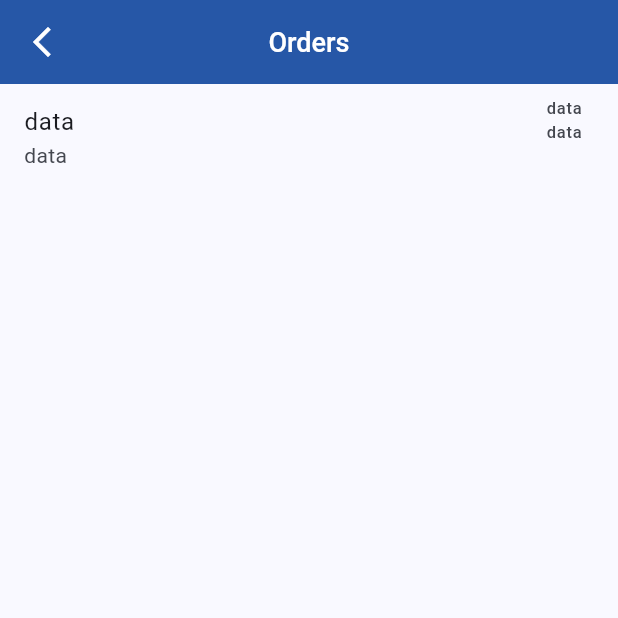
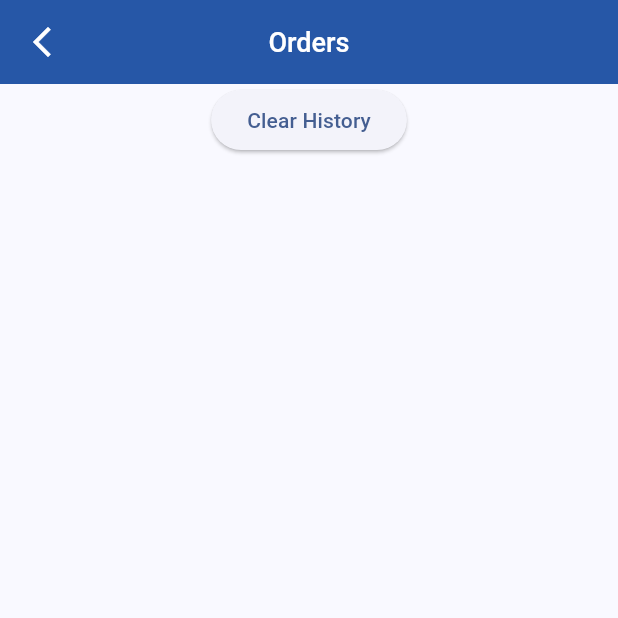
Before and after one commit to ilyazain/hikaru-shop, a Flutter app: the OrdersPage screen opened directly, on a phone screen of 412 x 824 dp, the top half of it. Run offline on Flutter 3.47's test engine with Material 3 defaults, Android fonts, the phone set to English and light mode, and no system bars; our stand-ins replace flutter_bloc, shared_preferences; accounts and stored records are empty; network calls fail; Roboto replaces fonts that are missing (Poppins).

Commit message:
display orders

```diff
--- a/lib/purchase/orders.dart
+++ b/lib/purchase/orders.dart
@@ -1,6 +1,9 @@
+import 'dart:convert';
+
 import 'package:flutter/material.dart';
 import 'package:hikaru_e_shop/common_data/appbar.dart';
 import 'package:hikaru_e_shop/purchase/details.dart';
+import 'package:shared_preferences/shared_preferences.dart';
 
 class OrdersPage extends StatefulWidget {
   const OrdersPage({super.key});
@@ -10,11 +13,41 @@ class OrdersPage extends StatefulWidget {
 }
 
 class _OrdersPageState extends State<OrdersPage> {
+  List<dynamic> historyItems = [];
+
+  @override
+  void initState() {
+    super.initState();
+    // Retrieve purchase history items from SharedPreferences
+    SharedPreferences.getInstance().then((prefs) {
+      setState(() {
+        historyItems = (prefs.getStringList('history') ?? [])
+            .map((item) => json.decode(item))
+            .toList();
+      });
+    });
+  }
+
+  void clearHistory() async {
+    SharedPreferences prefs = await SharedPreferences.getInstance();
+    await prefs.remove('history');
+    setState(() {
+      historyItems.clear();
+    });
+  }
+
   @override
   Widget build(BuildContext context) {
     return Scaffold(
       appBar: MainAppBar(text: "Orders", appBar: AppBar(), onPressed: () {}),
-      body: GestureDetector(
+      body: SingleChildScrollView(
+        child: Column(
+          children: [
+            ElevatedButton(
+              onPressed: clearHistory,
+              child: Text("Clear History"),
+            ),
+            GestureDetector(
               onTap: () {
                 Navigator.push(
                   context,
@@ -24,15 +57,38 @@ class _OrdersPageState extends State<OrdersPage> {
                 );
               },
               child: Container(
-          child: Column(children: [
-            ListTile(
-              title: Text("data"),
-              subtitle: Text("data"),
-              trailing: Column(
-                children: [Text("data"), Text("data")],
+                height: 300,
+                child: ListView.builder(
+                  itemCount: historyItems.length,
+                  itemBuilder: (context, index) {
+                    final items = historyItems[index];
+                    // Check if 'item', 'quantity', and 'price' are not null before accessing them
+                    final itemText = items['item'] ?? 'Unknown Item';
+                    final quantityText = items['quantity'] != null
+                        ? 'Quantity: ${items['quantity']}'
+                        : 'Unknown Quantity';
+                    final priceText = items['price'] != null
+                        ? 'Price: ${items['price']}'
+                        : 'Unknown Price';
+                    return ListTile(
+                      title: Text(itemText),
+                      subtitle: Text('$quantityText, $priceText'),
+                    );
+                  },
                 ),
-            )
-          ]),
+
+                // Column(children: [
+                //   ListTile(
+                //     title: Text("data"),
+                //     subtitle: Text("data"),
+                //     trailing: Column(
+                //       children: [Text("data"), Text("data")],
+                //     ),
+                //   )
+                // ]),
+              ),
+            ),
+          ],
         ),
       ),
     );
```
Also changed, not shown: lib/purchase/cart.dart (+67 -20 lines). Lines whose indentation alone changed are shown as unchanged.
